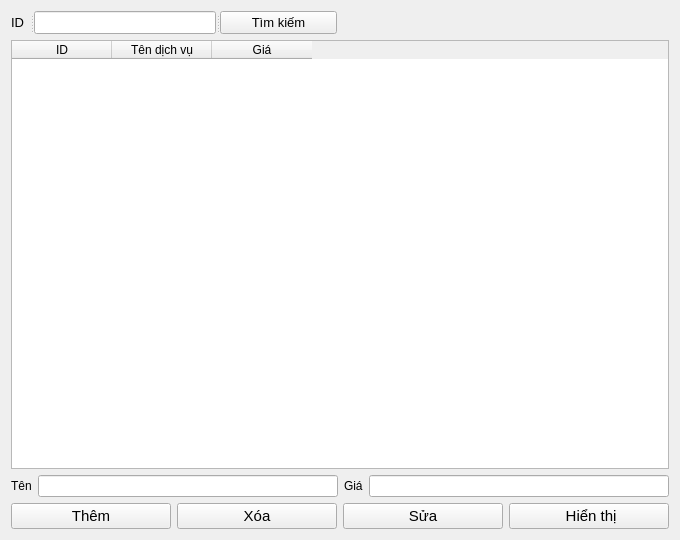
Old version of the form view/ql_dichvu/ql_dichvu.ui in the repository loimaxto/DoAnPython.
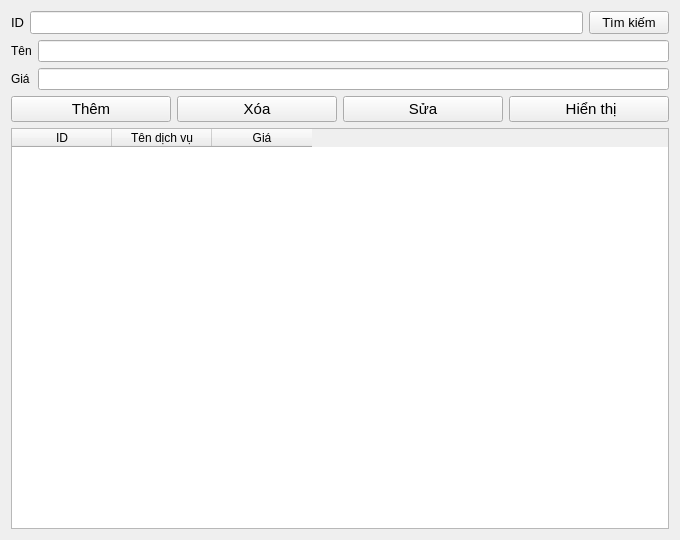
New version of the form.

Patch:
```diff
--- a/view/ql_dichvu/ql_dichvu.ui
+++ b/view/ql_dichvu/ql_dichvu.ui
@@ -13,12 +13,12 @@
   <property name="windowTitle">
    <string>Form</string>
   </property>
-  <layout class="QGridLayout" name="gridLayout_2">
-   <item row="0" column="0" colspan="2">
-    <widget class="QSplitter" name="splitter_2">
-     <property name="orientation">
-      <enum>Qt::Horizontal</enum>
-     </property>
+  <layout class="QHBoxLayout" name="horizontalLayout_3">
+   <item>
+    <layout class="QVBoxLayout" name="verticalLayout">
+     <item>
+      <layout class="QHBoxLayout" name="horizontalLayout">
+       <item>
      <widget class="QLabel" name="label">
       <property name="font">
        <font>
@@ -29,6 +29,8 @@
        <string>ID</string>
       </property>
      </widget>
+       </item>
+       <item>
      <widget class="QLineEdit" name="in_sea">
       <property name="font">
        <font>
@@ -36,6 +38,8 @@
        </font>
       </property>
      </widget>
+       </item>
+       <item>
      <widget class="QPushButton" name="sea_btn">
       <property name="font">
        <font>
@@ -46,32 +50,11 @@
        <string>Tìm kiếm</string>
       </property>
      </widget>
-    </widget>
-   </item>
-   <item row="1" column="0" colspan="4">
-    <widget class="QTableWidget" name="dis_pla">
-     <property name="columnCount">
-      <number>3</number>
-     </property>
-     <column>
-      <property name="text">
-       <string>ID</string>
-      </property>
-     </column>
-     <column>
-      <property name="text">
-       <string>Tên dịch vụ</string>
-      </property>
-     </column>
-     <column>
-      <property name="text">
-       <string>Giá</string>
-      </property>
-     </column>
-    </widget>
-   </item>
-   <item row="2" column="0" colspan="4">
-    <layout class="QGridLayout" name="gridLayout">
+       </item>
+      </layout>
+     </item>
+     <item>
+      <layout class="QFormLayout" name="formLayout">
      <item row="0" column="0">
       <widget class="QLabel" name="label_3">
        <property name="text">
@@ -82,19 +65,21 @@
      <item row="0" column="1">
       <widget class="QLineEdit" name="in_ten"/>
      </item>
-     <item row="0" column="2">
+       <item row="1" column="0">
       <widget class="QLabel" name="label_4">
        <property name="text">
         <string>Giá</string>
        </property>
       </widget>
      </item>
-     <item row="0" column="3">
+       <item row="1" column="1">
       <widget class="QLineEdit" name="in_price"/>
      </item>
     </layout>
    </item>
-   <item row="3" column="0">
+     <item>
+      <layout class="QHBoxLayout" name="horizontalLayout_2">
+       <item>
     <widget class="QPushButton" name="ins_btn">
      <property name="font">
       <font>
@@ -106,7 +91,7 @@
      </property>
     </widget>
    </item>
-   <item row="3" column="1">
+       <item>
     <widget class="QPushButton" name="del_btn">
      <property name="font">
       <font>
@@ -118,7 +103,7 @@
      </property>
     </widget>
    </item>
-   <item row="3" column="2">
+       <item>
     <widget class="QPushButton" name="edi_btn">
      <property name="font">
       <font>
@@ -130,7 +115,7 @@
      </property>
     </widget>
    </item>
-   <item row="3" column="3">
+       <item>
     <widget class="QPushButton" name="sho_btn">
      <property name="font">
       <font>
@@ -141,6 +126,32 @@
       <string> Hiển thị</string>
      </property>
     </widget>
+       </item>
+      </layout>
+     </item>
+     <item>
+      <widget class="QTableWidget" name="dis_pla">
+       <property name="columnCount">
+        <number>3</number>
+       </property>
+       <column>
+        <property name="text">
+         <string>ID</string>
+        </property>
+       </column>
+       <column>
+        <property name="text">
+         <string>Tên dịch vụ</string>
+        </property>
+       </column>
+       <column>
+        <property name="text">
+         <string>Giá</string>
+        </property>
+       </column>
+      </widget>
+     </item>
+    </layout>
    </item>
   </layout>
  </widget>
```
Lines whose indentation alone changed are shown as unchanged.
